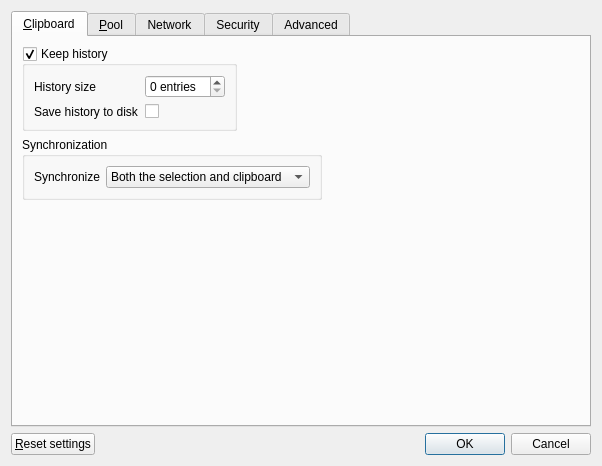
The window that haveclip-desktop/src/SettingsDialog.ui (aither64/haveclip-desktop) describes before a commit, drawn with Qt 5.
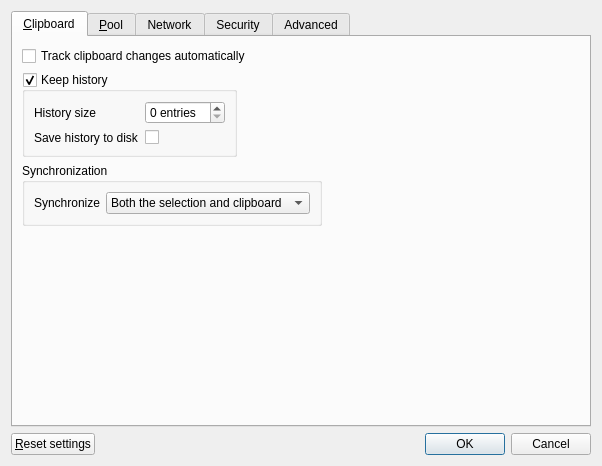
The same window after the commit. Icons and pictures are not drawn.

Commit message: Settings: add clipboard tracking

```diff
--- a/haveclip-desktop/src/SettingsDialog.ui
+++ b/haveclip-desktop/src/SettingsDialog.ui
@@ -31,7 +31,7 @@
        <property name="fieldGrowthPolicy">
         <enum>QFormLayout::AllNonFixedFieldsGrow</enum>
        </property>
-       <item row="0" column="0">
+       <item row="1" column="0">
         <widget class="QGroupBox" name="historyGroupBox">
          <property name="title">
           <string>Keep history</string>
@@ -70,7 +70,7 @@
          </layout>
         </widget>
        </item>
-       <item row="1" column="0">
+       <item row="2" column="0">
         <widget class="QGroupBox" name="syncGroupBox">
          <property name="title">
           <string>Synchronization</string>
@@ -111,6 +111,13 @@
          </layout>
         </widget>
        </item>
+       <item row="0" column="0">
+        <widget class="QCheckBox" name="clipboardTrackingCheckBox">
+         <property name="text">
+          <string>Track clipboard changes automatically</string>
+         </property>
+        </widget>
+       </item>
       </layout>
      </widget>
      <widget class="QWidget" name="tab_2">
```
The commit also changes 1 other file.
